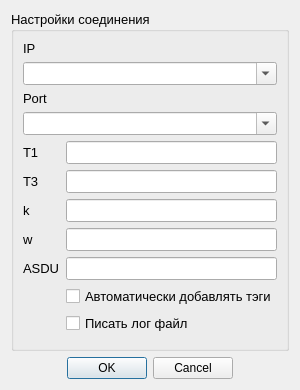
Before: the Qt Designer form settingsdialog.ui in MicroKoder/QIEC104, drawn with Qt 5.
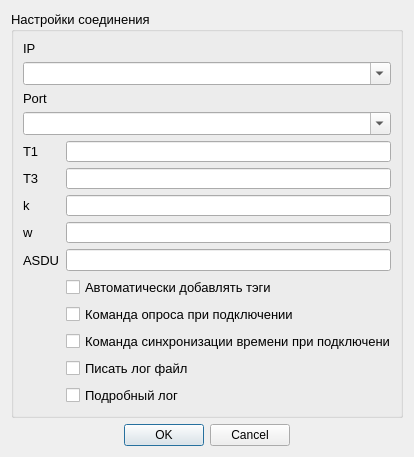
After: the same form once the commit is applied. Icons and pictures are not drawn.

```diff
--- a/settingsdialog.ui
+++ b/settingsdialog.ui
@@ -6,12 +6,12 @@
    <rect>
     <x>0</x>
     <y>0</y>
-    <width>300</width>
-    <height>390</height>
+    <width>414</width>
+    <height>457</height>
    </rect>
   </property>
   <property name="sizePolicy">
-   <sizepolicy hsizetype="Fixed" vsizetype="Minimum">
+   <sizepolicy hsizetype="Minimum" vsizetype="Minimum">
     <horstretch>0</horstretch>
     <verstretch>0</verstretch>
    </sizepolicy>
@@ -24,7 +24,7 @@
   </property>
   <property name="maximumSize">
    <size>
-    <width>300</width>
+    <width>500</width>
     <height>500</height>
    </size>
   </property>
@@ -152,7 +152,28 @@
           </property>
          </widget>
         </item>
-        <item row="7" column="1">
+        <item row="8" column="1">
+         <widget class="QCheckBox" name="checkBox_sendGI">
+          <property name="text">
+           <string>Команда опроса при подключении</string>
+          </property>
+         </widget>
+        </item>
+        <item row="9" column="1">
+         <widget class="QCheckBox" name="checkBox_sendTC">
+          <property name="text">
+           <string>Команда синхронизации времени при подключении</string>
+          </property>
+         </widget>
+        </item>
+        <item row="11" column="1">
+         <widget class="QCheckBox" name="checkBox_fullLog">
+          <property name="text">
+           <string>Подробный лог</string>
+          </property>
+         </widget>
+        </item>
+        <item row="10" column="1">
          <widget class="QCheckBox" name="checkBox_newLog">
           <property name="text">
            <string>Писать лог файл</string>
```
